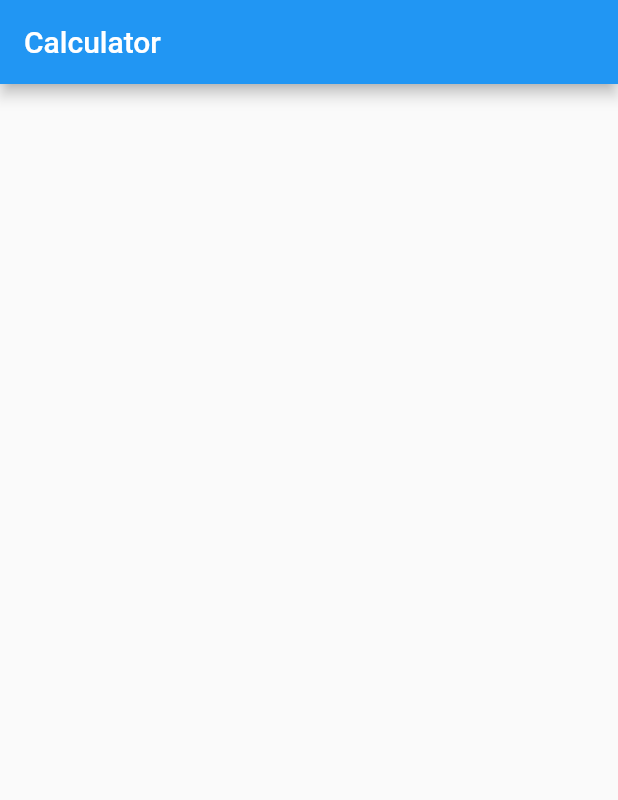
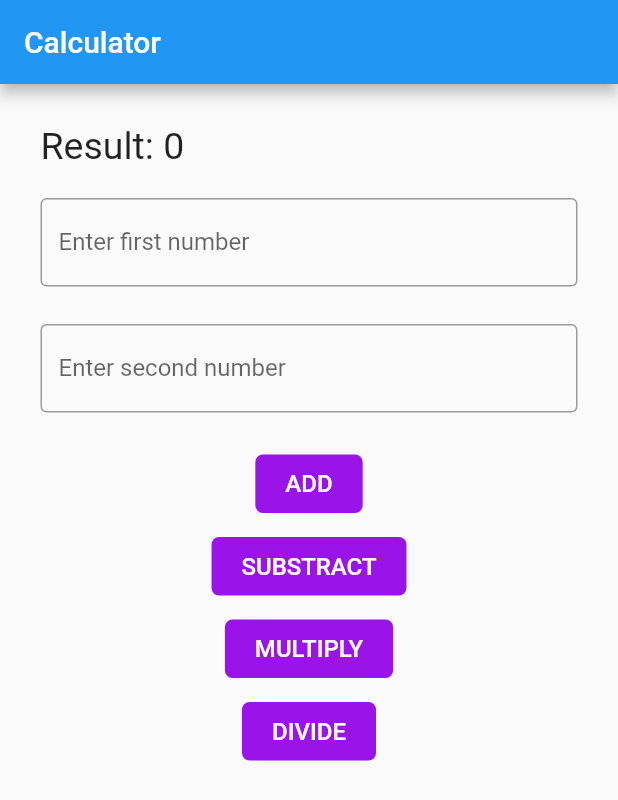
Before and after one commit to FathanAlfariel/flutter-fathan-alfariel-adhyaksa-fundamental, a Flutter app: the screen it shows after launch, on a phone screen of 412 x 824 dp. Shown: the top 800 px of the screen. Run offline on Flutter 3.47's test engine with Material 2 defaults, Android fonts, the phone set to English and light mode, and no system bars.

Commit message:
Project 2

```diff
--- a/lib/main.dart
+++ b/lib/main.dart
@@ -33,7 +33,127 @@ class _MyHomePageState extends State<MyHomePage> {
     return Scaffold(
       appBar: AppBar(
         title: Text("Calculator"),
-      ), // This trailing comma makes auto-formatting nicer for build methods.
+      ),
+      body: Container(
+        child: Padding(
+          padding: const EdgeInsets.all(27.0),
+          child: Column(
+            crossAxisAlignment: CrossAxisAlignment.start,
+            children: [
+              Text(
+                'Result: 0',
+                style: TextStyle(fontSize: 25),
+              ),
+              SizedBox(height: 20),
+              Column(
+                children: [
+                  TextField(
+                    keyboardType: TextInputType.number,
+                    decoration: InputDecoration(
+                      labelText: 'Enter first number',
+                      border: OutlineInputBorder(),
+                    ),
+                  ),
+                  SizedBox(height: 25),
+                  TextField(
+                    keyboardType: TextInputType.number,
+                    decoration: InputDecoration(
+                      labelText: 'Enter second number',
+                      border: OutlineInputBorder(),
+                    ),
+                  ),
+                  SizedBox(height: 20),
+                  Column(
+                    mainAxisAlignment: MainAxisAlignment.center,
+                    children: [
+                      // ADD Button
+                      TextButton(
+                        onPressed: () {},
+                        child: Ink(
+                          decoration: BoxDecoration(
+                            color: Color.fromARGB(255, 154, 19, 233),
+                            borderRadius: BorderRadius.circular(5),
+                          ),
+                          padding: EdgeInsets.symmetric(
+                              vertical: 10, horizontal: 20),
+                          child: Text(
+                            'ADD',
+                            style: TextStyle(
+                              color: Colors.white,
+                              fontSize: 16,
+                            ),
+                          ),
+                        ),
+                      ),
+                      // END ADD Button
+                      // SUBSTRACT Button
+                      TextButton(
+                        onPressed: () {},
+                        child: Ink(
+                          decoration: BoxDecoration(
+                            color: Color.fromARGB(255, 154, 19, 233),
+                            borderRadius: BorderRadius.circular(5),
+                          ),
+                          padding: EdgeInsets.symmetric(
+                              vertical: 10, horizontal: 20),
+                          child: Text(
+                            'SUBSTRACT',
+                            style: TextStyle(
+                              color: Colors.white,
+                              fontSize: 16,
+                            ),
+                          ),
+                        ),
+                      ),
+                      // END SUBSTRACT Button
+                      // MULTIPLY Button
+                      TextButton(
+                        onPressed: () {},
+                        child: Ink(
+                          decoration: BoxDecoration(
+                            color: Color.fromARGB(255, 154, 19, 233),
+                            borderRadius: BorderRadius.circular(5),
+                          ),
+                          padding: EdgeInsets.symmetric(
+                              vertical: 10, horizontal: 20),
+                          child: Text(
+                            'MULTIPLY',
+                            style: TextStyle(
+                              color: Colors.white,
+                              fontSize: 16,
+                            ),
+                          ),
+                        ),
+                      ),
+                      // END MULTIPLY Button
+                      // DIVIDE Button
+                      TextButton(
+                        onPressed: () {},
+                        child: Ink(
+                          decoration: BoxDecoration(
+                            color: Color.fromARGB(255, 154, 19, 233),
+                            borderRadius: BorderRadius.circular(5),
+                          ),
+                          padding: EdgeInsets.symmetric(
+                              vertical: 10, horizontal: 20),
+                          child: Text(
+                            'DIVIDE',
+                            style: TextStyle(
+                              color: Colors.white,
+                              fontSize: 16,
+                            ),
+                          ),
+                        ),
+                      ),
+                      // END DIVIDE Button
+                    ],
+                  ),
+                ],
+              ),
+            ],
+          ),
+        ),
+      ),
     );
   }
 }
```
